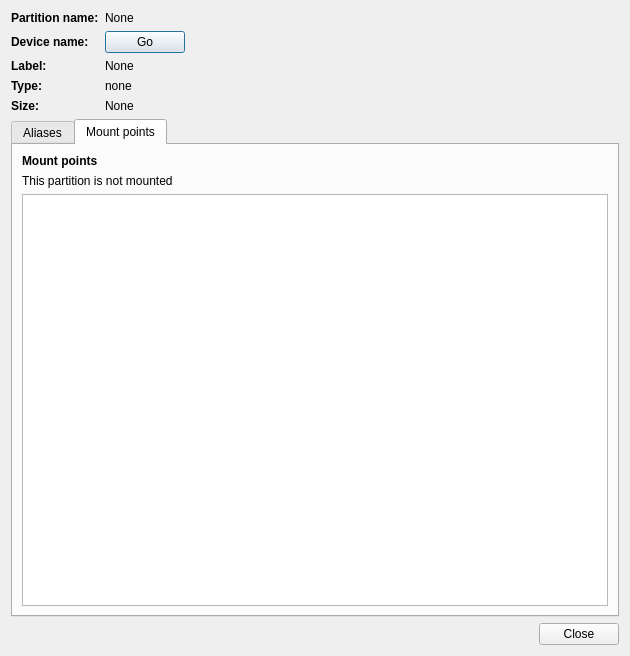
This is ui/parinfo.ui in iddekingej/blgui as Qt 5 draws it before an edit. The edited form follows.
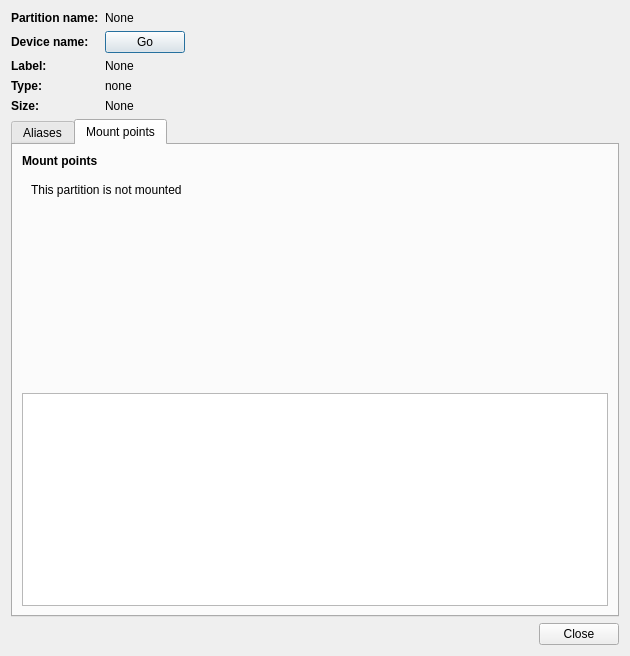
This is the edited form. The open tabs and pages were chosen to show the change.

Commit message: *Beginning of a mount button

Patch:
```diff
--- a/ui/parinfo.ui
+++ b/ui/parinfo.ui
@@ -263,11 +263,30 @@
          </property>
         </widget>
        </item>
-       <item alignment="Qt::AlignTop">
+       <item>
+        <widget class="QWidget" name="noMountPoints" native="true">
+         <layout class="QVBoxLayout" name="verticalLayout_5">
+          <item>
         <widget class="QLabel" name="noMountPointsLabel">
          <property name="text">
           <string>This partition is not mounted</string>
          </property>
+           </widget>
+          </item>
+          <item>
+           <spacer name="spacerMP">
+            <property name="orientation">
+             <enum>Qt::Vertical</enum>
+            </property>
+            <property name="sizeHint" stdset="0">
+             <size>
+              <width>20</width>
+              <height>40</height>
+             </size>
+            </property>
+           </spacer>
+          </item>
+         </layout>
         </widget>
        </item>
        <item>
```
Lines whose indentation alone changed are shown as unchanged. The commit also changes 10 other files.
